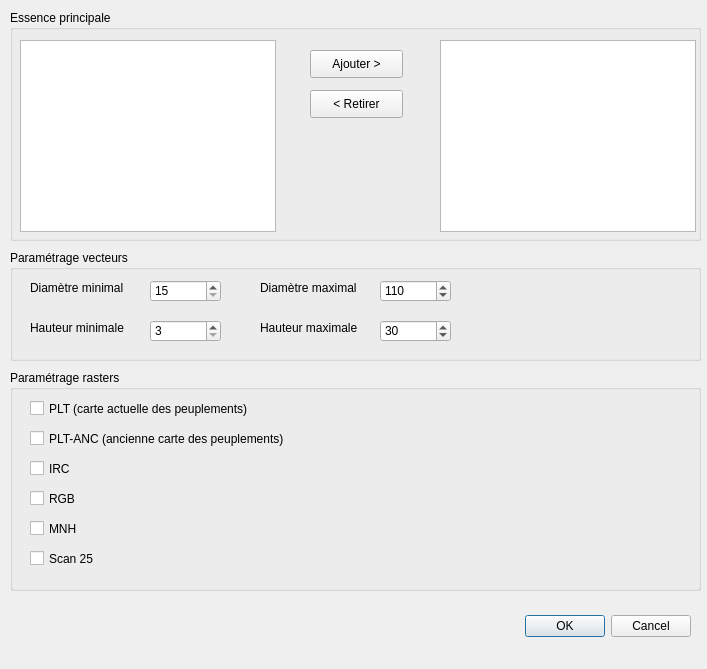
Qt form dialogs/tree_marking.ui (paul-carteron/Qracines) before a commit.
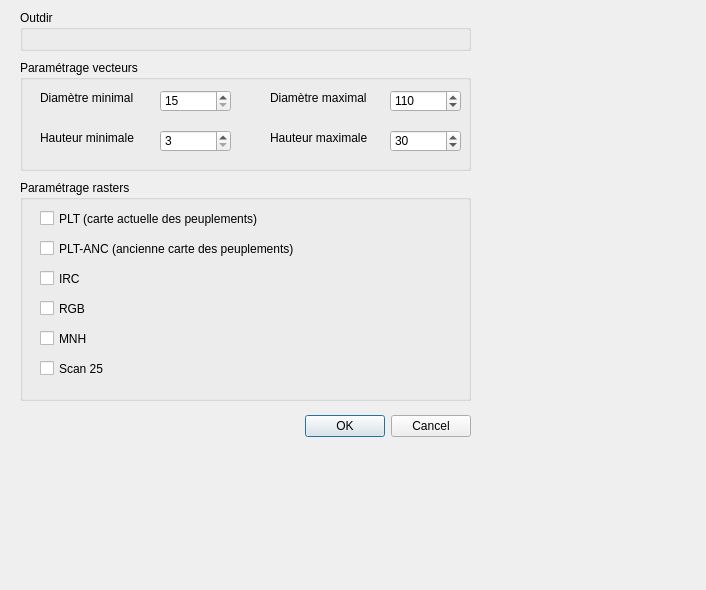
The same form after that commit. Custom widgets are drawn as their Qt base class.

The edit to the form file:
```diff
--- a/dialogs/tree_marking.ui
+++ b/dialogs/tree_marking.ui
@@ -6,8 +6,8 @@
    <rect>
     <x>0</x>
     <y>0</y>
-    <width>707</width>
-    <height>669</height>
+    <width>706</width>
+    <height>590</height>
    </rect>
   </property>
   <property name="windowTitle">
@@ -16,9 +16,9 @@
   <widget class="QDialogButtonBox" name="buttonBox">
    <property name="geometry">
     <rect>
-     <x>350</x>
-     <y>610</y>
-     <width>341</width>
+     <x>20</x>
+     <y>410</y>
+     <width>451</width>
      <height>32</height>
     </rect>
    </property>
@@ -29,71 +29,12 @@
     <set>QDialogButtonBox::Cancel|QDialogButtonBox::Ok</set>
    </property>
   </widget>
-  <widget class="QGroupBox" name="groupBox_2">
-   <property name="geometry">
-    <rect>
-     <x>10</x>
-     <y>10</y>
-     <width>691</width>
-     <height>231</height>
-    </rect>
-   </property>
-   <property name="title">
-    <string>Essence principale</string>
-   </property>
-   <widget class="QPushButton" name="pushButton_remove">
-    <property name="geometry">
-     <rect>
-      <x>300</x>
-      <y>80</y>
-      <width>93</width>
-      <height>28</height>
-     </rect>
-    </property>
-    <property name="text">
-     <string>&lt; Retirer</string>
-    </property>
-   </widget>
-   <widget class="QListWidget" name="listWidget_spiecies">
-    <property name="geometry">
-     <rect>
-      <x>10</x>
-      <y>30</y>
-      <width>256</width>
-      <height>192</height>
-     </rect>
-    </property>
-   </widget>
-   <widget class="QPushButton" name="pushButton_add">
-    <property name="geometry">
-     <rect>
-      <x>300</x>
-      <y>40</y>
-      <width>93</width>
-      <height>28</height>
-     </rect>
-    </property>
-    <property name="text">
-     <string>Ajouter &gt;</string>
-    </property>
-   </widget>
-   <widget class="QListWidget" name="listWidget_spiecies_selected">
-    <property name="geometry">
-     <rect>
-      <x>430</x>
-      <y>30</y>
-      <width>256</width>
-      <height>192</height>
-     </rect>
-    </property>
-   </widget>
-  </widget>
   <widget class="QGroupBox" name="groupBox_3">
    <property name="geometry">
     <rect>
-     <x>10</x>
-     <y>250</y>
-     <width>691</width>
+     <x>20</x>
+     <y>60</y>
+     <width>451</width>
      <height>111</height>
     </rect>
    </property>
@@ -232,9 +173,9 @@
   <widget class="QGroupBox" name="groupBox_4">
    <property name="geometry">
     <rect>
-     <x>10</x>
-     <y>370</y>
-     <width>691</width>
+     <x>20</x>
+     <y>180</y>
+     <width>451</width>
      <height>221</height>
     </rect>
    </property>
@@ -320,7 +261,37 @@
     </property>
    </widget>
   </widget>
+  <widget class="QGroupBox" name="groupBox">
+   <property name="geometry">
+    <rect>
+     <x>20</x>
+     <y>10</y>
+     <width>451</width>
+     <height>41</height>
+    </rect>
+   </property>
+   <property name="title">
+    <string>Outdir</string>
+   </property>
+   <widget class="QgsFileWidget" name="mQgsFileWidget">
+    <property name="geometry">
+     <rect>
+      <x>10</x>
+      <y>10</y>
+      <width>431</width>
+      <height>27</height>
+     </rect>
+    </property>
+   </widget>
+  </widget>
  </widget>
+ <customwidgets>
+  <customwidget>
+   <class>QgsFileWidget</class>
+   <extends>QWidget</extends>
+   <header>qgsfilewidget.h</header>
+  </customwidget>
+ </customwidgets>
  <resources/>
  <connections>
   <connection>
```
